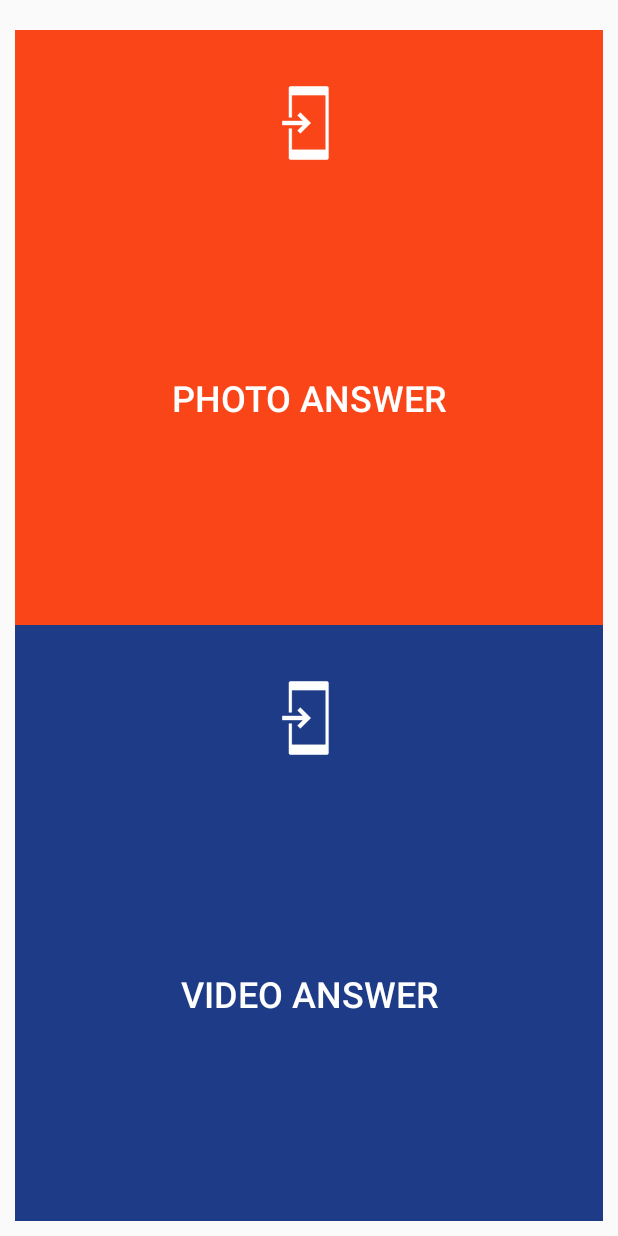
After one commit to LaQuay/HackUPC-Fall-2017, an Android app: the layout fragment_main_helper_activity.xml on its own in the app's theme, with its tools: preview values and no code run, on a phone screen of 412 x 824 dp. The commit adds this screen. Run offline under Robolectric (Android 15) with nearby library versions, the phone set to English and light mode, and no system bars.

```diff
--- /dev/null
+++ b/android/app/src/main/res/layout/fragment_main_helper_activity.xml
@@ -0,0 +1,37 @@
+<LinearLayout xmlns:android="http://schemas.android.com/apk/res/android"
+    android:layout_width="match_parent"
+    android:layout_height="match_parent"
+    android:orientation="vertical"
+    android:padding="10dp">
+
+    <LinearLayout
+        android:layout_width="match_parent"
+        android:layout_height="match_parent"
+        android:layout_marginTop="10dp"
+        android:orientation="vertical">
+
+        <Button
+            android:id="@+id/main_fragment_helper_photo"
+            android:layout_width="match_parent"
+            android:layout_height="0dp"
+            android:layout_weight="1"
+            android:background="#FA4519"
+            android:drawableTop="@drawable/common_full_open_on_phone"
+            android:paddingTop="30dp"
+            android:text="Photo Answer"
+            android:textColor="#FFF"
+            android:textSize="24sp" />
+
+        <Button
+            android:id="@+id/main_fragment_helper_video"
+            android:layout_width="match_parent"
+            android:layout_height="0dp"
+            android:layout_weight="1"
+            android:background="#1D3B87"
+            android:drawableTop="@drawable/common_full_open_on_phone"
+            android:paddingTop="30dp"
+            android:text="Video Answer"
+            android:textColor="#FFF"
+            android:textSize="24sp" />
+    </LinearLayout>
+</LinearLayout>
```
Also changed, not shown: android/app/src/main/java/dev/blind/hackupc/a2017/blindhelper/MainActivity.java (+27 -0 lines), android/app/src/main/res/menu/app_bar_menu.xml (added, +11 -0 lines).
